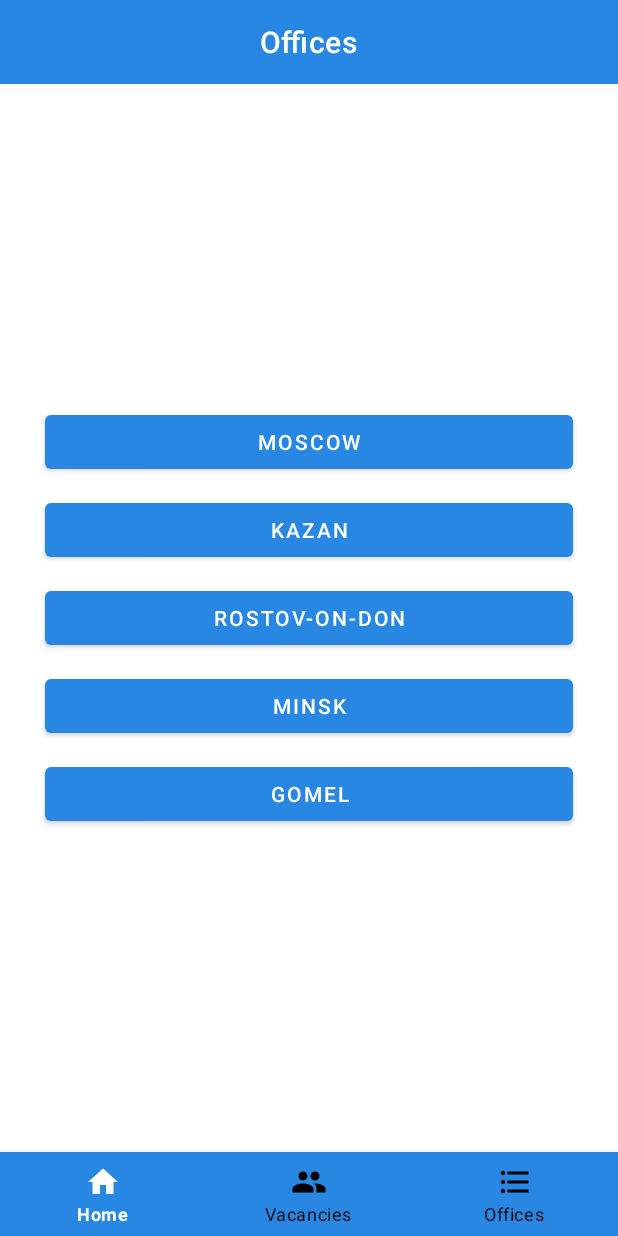
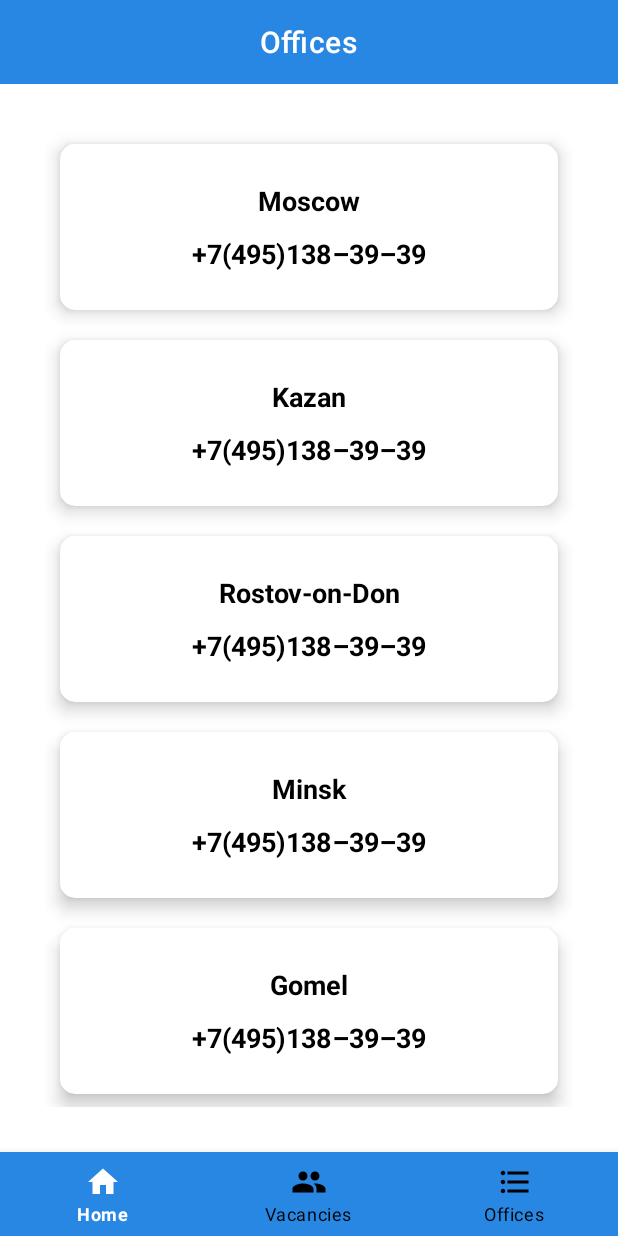
Before and after one commit to almoiv0499/Moroz_Lesson3, an Android app: the fragment OfficesFragment placed in its activity, on a phone screen of 412 x 824 dp. Run offline under Robolectric (Android 15) with nearby library versions, the phone set to English and light mode, and no system bars.

Commit message:
moroz_lesson_5_2 recyclerView for Offices

```diff
--- a/app/src/main/java/com/example/moroz_lesson3/fragments/offices/OfficesFragment.kt
+++ b/app/src/main/java/com/example/moroz_lesson3/fragments/offices/OfficesFragment.kt
@@ -10,6 +10,7 @@ import com.example.moroz_lesson3.databinding.FragmentOfficesBinding
 import com.example.moroz_lesson3.fragments.util.CustomizeToolbar
 import com.example.moroz_lesson3.fragments.util.navigation
 import com.example.moroz_lesson3.model.Office
+import com.example.moroz_lesson3.recyclerview.offices.OfficesAdapter
 
 class OfficesFragment : Fragment(), CustomizeToolbar {
 
@@ -19,6 +20,15 @@ class OfficesFragment : Fragment(), CustomizeToolbar {
 
     private var _binding: FragmentOfficesBinding? = null
     private val binding get() = _binding!!
+
+    private val officeAdapter by lazy(LazyThreadSafetyMode.NONE) {
+        OfficesAdapter().apply {
+            submitList(mockOfficesList())
+            onOfficeClickListener = {office ->
+                navigateToOfficeDetails(office)
+            }
+        }
+    }
 
     override fun onCreateView(
         inflater: LayoutInflater, container: ViewGroup?,
@@ -32,47 +42,59 @@ class OfficesFragment : Fragment(), CustomizeToolbar {
         super.onViewCreated(view, savedInstanceState)
 
         navigateToOfficeDetailsFragment()
+        initOfficesRecyclerView()
+    }
+
+    private fun initOfficesRecyclerView() {
+        with(binding.recyclerViewOffices) {
+            setHasFixedSize(true)
+            adapter = officeAdapter
+        }
     }
 
     private fun navigateToOfficeDetailsFragment() {
-        with(binding) {
-            moscowOffice.setOnClickListener {
-                val city = getString(R.string.string_moscow)
-                val address = getString(R.string.moscow_address)
-                val phoneNumber = getString(R.string.phone_number)
-                navigateToOfficeDetails(city, address, phoneNumber)
-            }
-            kazanOffice.setOnClickListener {
-                val city = getString(R.string.string_kazan)
-                val address = getString(R.string.kazan_address)
-                val phoneNumber = getString(R.string.phone_number)
-                navigateToOfficeDetails(city, address, phoneNumber)
-            }
-            rostovOnDonOffice.setOnClickListener {
-                val city = getString(R.string.string_rostov_on_don)
-                val address = getString(R.string.rostovOnDon_address)
-                val phoneNumber = getString(R.string.phone_number)
-                navigateToOfficeDetails(city, address, phoneNumber)
-            }
-            minskOffice.setOnClickListener {
-                val city = getString(R.string.string_minsk)
-                val address = getString(R.string.minsk_address)
-                val phoneNumber = getString(R.string.phone_number)
-                navigateToOfficeDetails(city, address, phoneNumber)
-            }
-            gomelOffice.setOnClickListener {
-                val city = getString(R.string.string_gomel)
-                val address = getString(R.string.gomel_address)
-                val phoneNumber = getString(R.string.phone_number)
-                navigateToOfficeDetails(city, address, phoneNumber)
-            }
-        }
+//        with(binding) {
+//            moscowOffice.setOnClickListener {
+//                val city = getString(R.string.string_moscow)
+//                val address = getString(R.string.moscow_address)
+//                val phoneNumber = getString(R.string.phone_number)
+//                navigateToOfficeDetails(city, address, phoneNumber)
+//            }
+//            kazanOffice.setOnClickListener {
+//                val city = getString(R.string.string_kazan)
+//                val address = getString(R.string.kazan_address)
+//                val phoneNumber = getString(R.string.phone_number)
+//                navigateToOfficeDetails(city, address, phoneNumber)
+//            }
+//            rostovOnDonOffice.setOnClickListener {
+//                val city = getString(R.string.string_rostov_on_don)
+//                val address = getString(R.string.rostovOnDon_address)
+//                val phoneNumber = getString(R.string.phone_number)
+//                navigateToOfficeDetails(city, address, phoneNumber)
+//            }
+//            minskOffice.setOnClickListener {
+//                val city = getString(R.string.string_minsk)
+//                val address = getString(R.string.minsk_address)
+//                val phoneNumber = getString(R.string.phone_number)
+//                navigateToOfficeDetails(city, address, phoneNumber)
+//            }
+//            gomelOffice.setOnClickListener {
+//                val city = getString(R.string.string_gomel)
+//                val address = getString(R.string.gomel_address)
+//                val phoneNumber = getString(R.string.phone_number)
+//                navigateToOfficeDetails(city, address, phoneNumber)
+//            }
+//        }
     }
 
-    private fun navigateToOfficeDetails(city: String, address: String, phoneNumber: String) {
-        val office = Office(city, address, phoneNumber)
+    private fun navigateToOfficeDetails(office: Office) {
         navigation().navigateToOfficesDetails(office)
     }
+
+//    private fun navigateToOfficeDetails(city: String, address: String, phoneNumber: String) {
+//        val office = Office(city, address, phoneNumber)
+//        navigation().navigateToOfficesDetails(office)
+//    }
 
     override fun setToolbarTitle(): Int = R.string.string_offices
 
@@ -80,4 +102,44 @@ class OfficesFragment : Fragment(), CustomizeToolbar {
         super.onDestroyView()
         _binding = null
     }
+
+    private fun mockOfficesList(): List<Office> {
+        val offices = mutableListOf<Office>()
+        offices.add(
+            Office(
+                getString(R.string.string_moscow),
+                getString(R.string.moscow_address),
+                getString(R.string.phone_number)
+            )
+        )
+        offices.add(
+            Office(
+                getString(R.string.string_kazan),
+                getString(R.string.kazan_address),
+                getString(R.string.phone_number)
+            )
+        )
+        offices.add(
+            Office(
+                getString(R.string.string_rostov_on_don),
+                getString(R.string.rostovOnDon_address),
+                getString(R.string.phone_number)
+            )
+        )
+        offices.add(
+            Office(
+                getString(R.string.string_minsk),
+                getString(R.string.minsk_address),
+                getString(R.string.phone_number)
+            )
+        )
+        offices.add(
+            Office(
+                getString(R.string.string_gomel),
+                getString(R.string.gomel_address),
+                getString(R.string.phone_number)
+            )
+        )
+        return offices
+    }
 }
--- /dev/null
+++ b/app/src/main/java/com/example/moroz_lesson3/recyclerview/offices/OfficesAdapter.kt
@@ -0,0 +1,27 @@
+package com.example.moroz_lesson3.recyclerview.offices
+
+import android.view.LayoutInflater
+import android.view.ViewGroup
+import androidx.recyclerview.widget.ListAdapter
+import com.example.moroz_lesson3.databinding.OfficeRvItemBinding
+import com.example.moroz_lesson3.model.Office
+
+class OfficesAdapter : ListAdapter<Office, OfficesViewHolder>(OfficesDiffUtil()) {
+
+    var onOfficeClickListener: ((Office) -> Unit)? = null
+
+    override fun onCreateViewHolder(parent: ViewGroup, viewType: Int): OfficesViewHolder {
+        val binding = OfficeRvItemBinding.inflate(
+            LayoutInflater.from(parent.context),
+            parent,
+            false
+        )
+        return OfficesViewHolder(binding)
+    }
+
+    override fun onBindViewHolder(holder: OfficesViewHolder, position: Int) {
+        val office = currentList[position]
+        holder.populate(office, onOfficeClickListener)
+    }
+
+}
--- /dev/null
+++ b/app/src/main/java/com/example/moroz_lesson3/recyclerview/offices/OfficesDiffUtil.kt
@@ -0,0 +1,12 @@
+package com.example.moroz_lesson3.recyclerview.offices
+
+import androidx.recyclerview.widget.DiffUtil
+import com.example.moroz_lesson3.model.Office
+
+class OfficesDiffUtil : DiffUtil.ItemCallback<Office>() {
+
+    override fun areItemsTheSame(oldItem: Office, newItem: Office): Boolean =
+        oldItem.city == newItem.city
+
+    override fun areContentsTheSame(oldItem: Office, newItem: Office): Boolean = oldItem == newItem
+}
--- /dev/null
+++ b/app/src/main/java/com/example/moroz_lesson3/recyclerview/offices/OfficesViewHolder.kt
@@ -0,0 +1,20 @@
+package com.example.moroz_lesson3.recyclerview.offices
+
+import androidx.recyclerview.widget.RecyclerView.ViewHolder
+import com.example.moroz_lesson3.databinding.OfficeRvItemBinding
+import com.example.moroz_lesson3.model.Office
+
+class OfficesViewHolder(private val binding: OfficeRvItemBinding) : ViewHolder(binding.root) {
+
+    fun populate(office: Office, onOfficeClickListener: ((Office) -> Unit)?) {
+        with(binding) {
+            cityName.text = office.city
+            phoneNumber.text = office.phoneNumber
+
+            cardViewLayout.setOnClickListener {
+                onOfficeClickListener?.invoke(office)
+            }
+        }
+    }
+
+}
--- a/app/src/main/res/layout/fragment_offices.xml
+++ b/app/src/main/res/layout/fragment_offices.xml
@@ -20,63 +20,29 @@
         android:orientation="vertical"
         app:layout_constraintGuide_end="@dimen/guideline_details_end" />
 
-    <com.google.android.material.button.MaterialButton
-        android:id="@+id/moscow_office"
-        android:layout_width="@dimen/button_width"
+    <androidx.constraintlayout.widget.Guideline
+        android:id="@+id/office_guideline_top"
+        android:layout_width="wrap_content"
         android:layout_height="wrap_content"
-        android:layout_marginBottom="@dimen/button_details_marginBottom"
-        android:text="@string/string_moscow"
-        app:layout_constraintBottom_toTopOf="@id/kazan_office"
+        android:orientation="horizontal"
+        app:layout_constraintGuide_begin="@dimen/guideline_details_begin" />
+
+    <androidx.constraintlayout.widget.Guideline
+        android:id="@+id/office_guideline_bottom"
+        android:layout_width="wrap_content"
+        android:layout_height="wrap_content"
+        android:orientation="horizontal"
+        app:layout_constraintGuide_end="@dimen/guideline_details_end" />
+
+
+    <androidx.recyclerview.widget.RecyclerView
+        android:id="@+id/recyclerView_offices"
+        android:layout_width="0dp"
+        android:layout_height="0dp"
+        app:layoutManager="androidx.recyclerview.widget.LinearLayoutManager"
+        app:layout_constraintBottom_toBottomOf="@id/office_guideline_bottom"
         app:layout_constraintEnd_toEndOf="@id/office_guideline_end"
         app:layout_constraintStart_toStartOf="@id/office_guideline_start"
-        app:layout_constraintTop_toTopOf="parent"
-        app:layout_constraintVertical_chainStyle="packed" />
-
-    <com.google.android.material.button.MaterialButton
-        android:id="@+id/kazan_office"
-        android:layout_width="@dimen/button_width"
-        android:layout_height="wrap_content"
-        android:layout_marginTop="@dimen/button_details_marginTop"
-        android:layout_marginBottom="@dimen/button_details_marginBottom"
-        android:text="@string/string_kazan"
-        app:layout_constraintBottom_toTopOf="@id/rostov_on_don_office"
-        app:layout_constraintEnd_toEndOf="@id/office_guideline_end"
-        app:layout_constraintStart_toStartOf="@id/office_guideline_start"
-        app:layout_constraintTop_toBottomOf="@id/moscow_office" />
-
-    <com.google.android.material.button.MaterialButton
-        android:id="@+id/rostov_on_don_office"
-        android:layout_width="@dimen/button_width"
-        android:layout_height="wrap_content"
-        android:layout_marginTop="@dimen/button_details_marginTop"
-        android:layout_marginBottom="@dimen/button_details_marginBottom"
-        android:text="@string/string_rostov_on_don"
-        app:layout_constraintBottom_toTopOf="@id/minsk_office"
-        app:layout_constraintEnd_toEndOf="@id/office_guideline_end"
-        app:layout_constraintStart_toStartOf="@id/office_guideline_start"
-        app:layout_constraintTop_toBottomOf="@id/kazan_office" />
-
-    <com.google.android.material.button.MaterialButton
-        android:id="@+id/minsk_office"
-        android:layout_width="@dimen/button_width"
-        android:layout_height="wrap_content"
-        android:layout_marginTop="@dimen/button_details_marginTop"
-        android:layout_marginBottom="@dimen/button_details_marginBottom"
-        android:text="@string/string_minsk"
-        app:layout_constraintBottom_toTopOf="@id/gomel_office"
-        app:layout_constraintEnd_toEndOf="@id/office_guideline_end"
-        app:layout_constraintStart_toStartOf="@id/office_guideline_start"
-        app:layout_constraintTop_toBottomOf="@id/rostov_on_don_office" />
-
-    <com.google.android.material.button.MaterialButton
-        android:id="@+id/gomel_office"
-        android:layout_width="@dimen/button_width"
-        android:layout_height="wrap_content"
-        android:layout_marginTop="@dimen/button_details_marginTop"
-        android:text="@string/string_gomel"
-        app:layout_constraintBottom_toBottomOf="parent"
-        app:layout_constraintEnd_toEndOf="@id/office_guideline_end"
-        app:layout_constraintStart_toStartOf="@id/office_guideline_start"
-        app:layout_constraintTop_toBottomOf="@id/minsk_office" />
+        app:layout_constraintTop_toTopOf="@id/office_guideline_top" />
 
 </androidx.constraintlayout.widget.ConstraintLayout>
--- /dev/null
+++ b/app/src/main/res/layout/office_rv_item.xml
@@ -0,0 +1,49 @@
+<?xml version="1.0" encoding="utf-8"?>
+<com.google.android.material.card.MaterialCardView xmlns:android="http://schemas.android.com/apk/res/android"
+    xmlns:app="http://schemas.android.com/apk/res-auto"
+    android:layout_width="match_parent"
+    android:layout_height="wrap_content"
+    android:id="@+id/cardView_layout"
+    android:layout_margin="10dp"
+    app:cardCornerRadius="10dp"
+    app:cardElevation="7dp">
+
+    <androidx.constraintlayout.widget.ConstraintLayout
+        android:layout_width="match_parent"
+        android:layout_height="wrap_content"
+        android:padding="20dp">
+
+        <com.google.android.material.textview.MaterialTextView
+            android:id="@+id/city_name"
+            android:layout_width="0dp"
+            android:layout_height="wrap_content"
+            android:text="Rostov_on_don"
+            android:textColor="@color/black"
+            android:textSize="18sp"
+            android:padding="5dp"
+            android:textStyle="bold"
+            android:gravity="center"
+            app:layout_constraintBottom_toTopOf="@id/phone_number"
+            app:layout_constraintEnd_toEndOf="parent"
+            app:layout_constraintStart_toStartOf="parent"
+            app:layout_constraintTop_toTopOf="parent" />
+
+        <com.google.android.material.textview.MaterialTextView
+            android:id="@+id/phone_number"
+            android:layout_width="0dp"
+            android:padding="5dp"
+            android:layout_height="wrap_content"
+            android:text="rostov@some.ru"
+            android:textColor="@color/black"
+            android:textSize="18sp"
+            android:textStyle="bold"
+            android:gravity="center"
+            app:layout_constraintBottom_toBottomOf="parent"
+            app:layout_constraintEnd_toEndOf="parent"
+            app:layout_constraintStart_toStartOf="parent"
+            app:layout_constraintTop_toBottomOf="@id/city_name"
+            />
+
+    </androidx.constraintlayout.widget.ConstraintLayout>
+
+</com.google.android.material.card.MaterialCardView>
```
